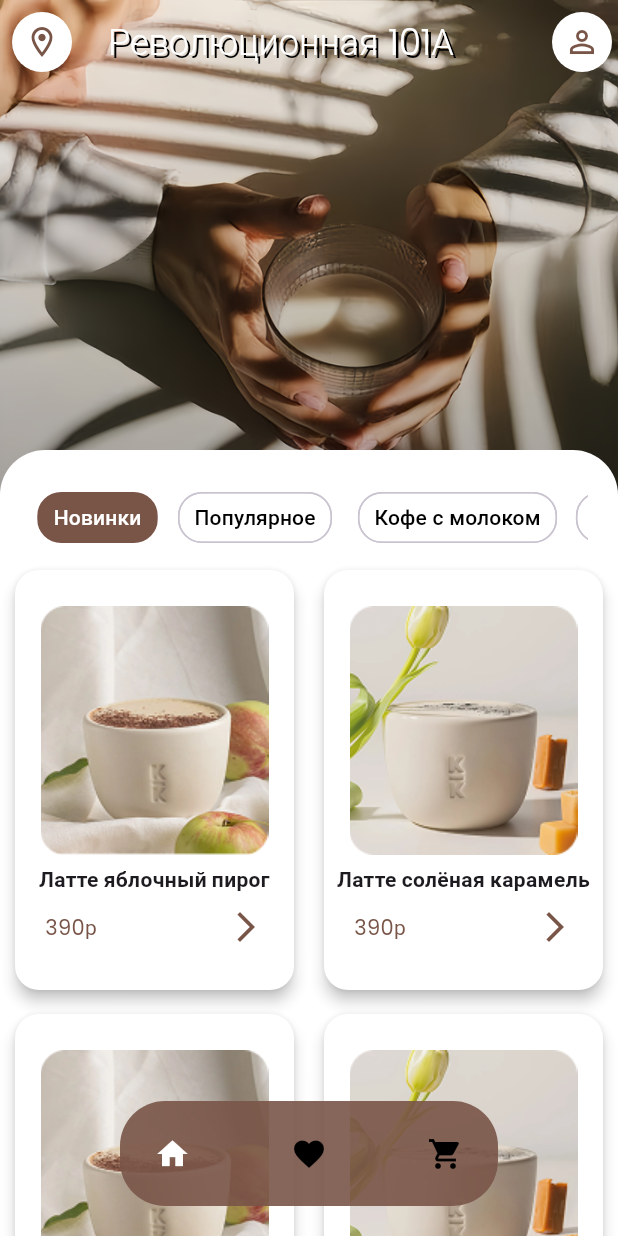
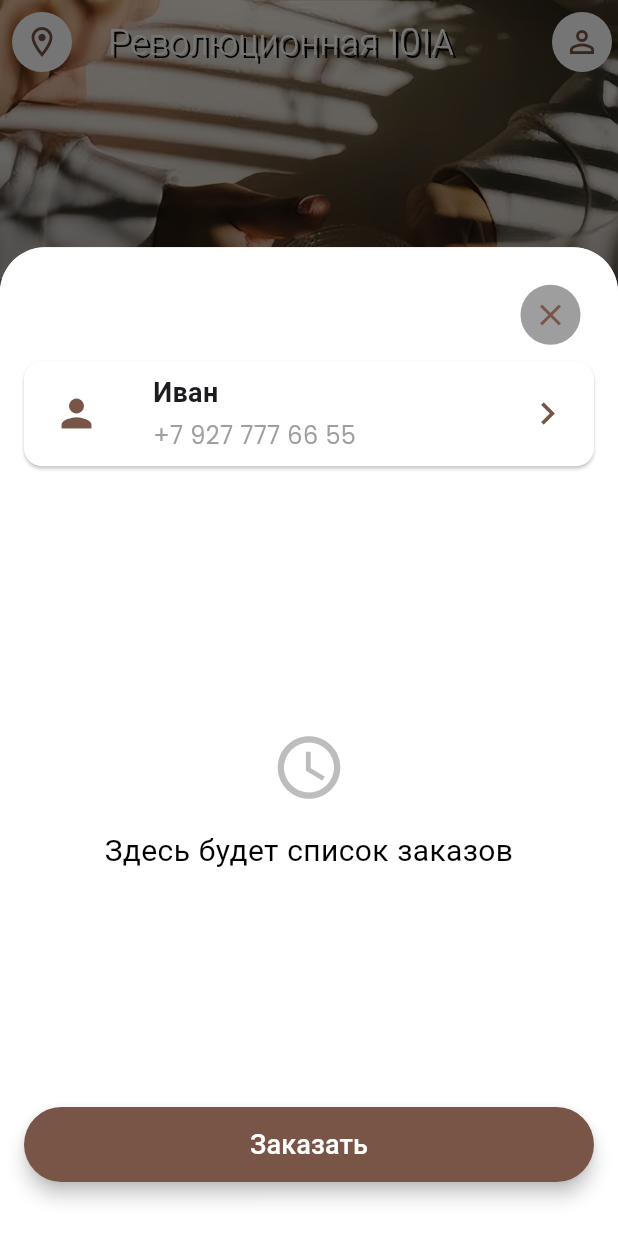
Before and after one commit to Cure232/flutter_application_coffee_shop, a Flutter app: the screen it shows after launch, after a tap on the "person outline" icon, on a phone screen of 412 x 824 dp. Run offline on Flutter 3.47's test engine with Material 3 defaults, Android fonts, the phone set to English and light mode, and no system bars; our stand-ins replace google_fonts.

Commit message:
ProfileSkeleton added

```diff
--- a/lib/main.dart
+++ b/lib/main.dart
@@ -10,6 +10,7 @@ import 'product.dart';
 import 'home_page.dart';
 import 'navigation_buttons.dart';
 import 'favorites_page.dart';
+import 'profile_screen.dart';
 
 String productsJsonPath = "assets/products.json";
 String jsonResult = "";
@@ -217,7 +218,7 @@ class CoffeeMenuScreen extends StatelessWidget {
                           color: Colors.brown,
                         ),
                         onPressed: () {
-                          print('Profile pressed');
+                          ProfileScreen.show(context);
                         },
                       ),
                     ],
--- /dev/null
+++ b/lib/profile_screen.dart
@@ -0,0 +1,212 @@
+import 'package:flutter/material.dart';
+
+class ProfileScreen extends StatelessWidget {
+  ProfileScreen({super.key});
+
+  // Пример списка истории заказов (для демонстрации)
+  // В реальном приложении это будет динамический список
+  final List<Map<String, String>> orderHistory = [];
+
+  @override
+  Widget build(BuildContext context) {
+    return Container(
+      height: MediaQuery.of(context).size.height * 0.8, // Фиксированная высота (80% экрана)
+      padding: const EdgeInsets.all(16), // Отступы по краям
+      decoration: const BoxDecoration(
+        color: Colors.white,
+        borderRadius: BorderRadius.only(
+          topLeft: Radius.circular(30),
+          topRight: Radius.circular(30),
+        ),
+      ),
+      child: Stack(
+        children: [
+          // Основное содержимое
+          Column(
+            children: [
+              // Профиль пользователя
+              Card(
+                margin: EdgeInsets.only(top: 60),
+                color: Colors.white,
+                child: Row(
+                  children: [
+                    // Иконка профиля
+                    Container(
+                      padding: const EdgeInsets.all(20),
+                      decoration: BoxDecoration(
+                        shape: BoxShape.circle,
+                      ),
+                      child: const Icon(
+                        Icons.person,
+                        size: 30,
+                        color: Colors.brown,
+                      ),
+                    ),
+                    const SizedBox(width: 16), // Отступ между иконкой и текстом
+                    // Имя и номер телефона (захардкодили)
+                    const Expanded(
+                      child: Column(
+                        crossAxisAlignment: CrossAxisAlignment.start,
+                        children: [
+                          Text(
+                            'Иван',
+                            style: TextStyle(
+                              fontSize: 18,
+                              fontWeight: FontWeight.bold,
+                            ),
+                          ),
+                          SizedBox(height: 4),
+                          Text(
+                            '+7 927 777 66 55',
+                            style: TextStyle(
+                              fontSize: 16,
+                              color: Colors.grey,
+                            ),
+                          ),
+                        ],
+                      ),
+                    ),
+                    // Стрелка
+                    const Icon(
+                      Icons.chevron_right,
+                      color: Colors.brown,
+                      size: 30,
+                    ),
+                    const SizedBox(width: 16),
+                    // Кнопка-крест в верхнем правом углу
+                  ],
+                ),
+              ),
+              const SizedBox(height: 40), // Отступ перед списком заказов
+              // Список заказов или заглушка
+              Expanded(
+                child: orderHistory.isEmpty
+                    ? Center(
+                        child: Column(
+                          mainAxisSize: MainAxisSize.min,
+                          children: [
+                            Icon(
+                              Icons.access_time,
+                              size: 50,
+                              color: Colors.grey[400],
+                            ),
+                            const SizedBox(height: 16),
+                            const Text(
+                              'Здесь будет список заказов',
+                              style: TextStyle(
+                                fontSize: 20,
+                                color: Colors.black,
+                              ),
+                              textAlign: TextAlign.center,
+                            ),
+                          ],
+                        ),
+                      )
+                    : ListView.builder(
+                        physics: const ClampingScrollPhysics(),
+                        itemCount: orderHistory.length,
+                        itemBuilder: (context, index) {
+                          final order = orderHistory[index];
+                          return Card(
+                            color: Colors.white,
+                            elevation: 2,
+                            shape: RoundedRectangleBorder(
+                              borderRadius: BorderRadius.circular(16),
+                            ),
+                            margin: const EdgeInsets.symmetric(vertical: 8),
+                            child: Padding(
+                              padding: const EdgeInsets.all(16),
+                              child: Column(
+                                crossAxisAlignment: CrossAxisAlignment.start,
+                                children: [
+                                  // Дата заказа
+                                  Text(
+                                    'Заказ от ${order['date']}',
+                                    style: const TextStyle(
+                                      fontSize: 16,
+                                      fontWeight: FontWeight.bold,
+                                    ),
+                                  ),
+                                  const SizedBox(height: 8),
+                                  // Состав заказа
+                                  Text(
+                                    order['items']!,
+                                    style: const TextStyle(
+                                      fontSize: 14,
+                                      color: Colors.grey,
+                                    ),
+                                  ),
+                                  const SizedBox(height: 8),
+                                  // Сумма заказа
+                                  Text(
+                                    'Сумма: ${order['total']}',
+                                    style: const TextStyle(
+                                      fontSize: 14,
+                                      fontWeight: FontWeight.bold,
+                                    ),
+                                  ),
+                                ],
+                              ),
+                            ),
+                          );
+                        },
+                      ),
+              ),
+              const SizedBox(height: 20), // Отступ перед кнопкой
+              // Кнопка "Заказать"
+              Padding(
+                padding: const EdgeInsets.only(bottom: 20),
+                child: ElevatedButton(
+                  onPressed: () {
+                    Navigator.pop(context);
+                  },
+                  style: ElevatedButton.styleFrom(
+                    backgroundColor: Colors.brown, // Коричневый цвет с макета
+                    foregroundColor: Colors.white,
+                    minimumSize: const Size(double.infinity, 50),
+                    shape: RoundedRectangleBorder(
+                      borderRadius: BorderRadius.circular(25),
+                    ),
+                    elevation: 5, // Добавляем тень
+                  ),
+                  child: const Text(
+                    'Заказать',
+                    style: TextStyle(fontSize: 18),
+                  ),
+                ),
+              ),
+            ],
+          ),
+          Positioned(
+            top: 5, right: 5,
+            child: IconButton(
+              style: ButtonStyle(
+                          backgroundColor: WidgetStateProperty.all(Colors.grey),
+                          shape: WidgetStateProperty.all(const CircleBorder()),
+              ),
+              icon: const Icon(Icons.close, color: Colors.brown),
+              onPressed: () {
+                Navigator.pop(context);
+              },
+            ),
+          ),
+        ],
+      ),
+    );
+  }
+
+  // Статический метод для отображения CartPage как BottomSheet
+  static void show(BuildContext context) {
+    showModalBottomSheet(
+      context: context,
+      isScrollControlled: true,
+      shape: const RoundedRectangleBorder(
+        borderRadius: BorderRadius.only(
+          topLeft: Radius.circular(30),
+          topRight: Radius.circular(30),
+        ),
+      ),
+      builder: (context) => ProfileScreen(),
+    );
+  }
+}
```
